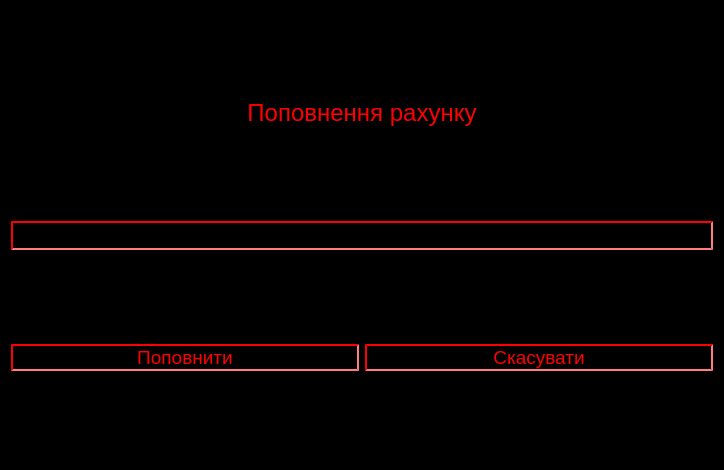
Old version of the form frontend/put_money.ui in the repository Anoromi/upa_atm.
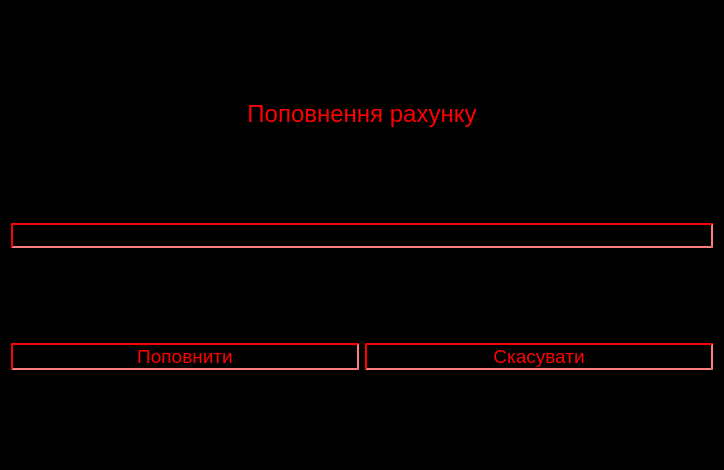
New version of the form.

Patch:
```diff
--- a/frontend/put_money.ui
+++ b/frontend/put_money.ui
@@ -117,16 +117,10 @@
     </widget>
    </item>
    <item row="1" column="0" colspan="2">
-    <widget class="QLineEdit" name="moneyLine">
-     <property name="sizePolicy">
-      <sizepolicy hsizetype="Expanding" vsizetype="Fixed">
-       <horstretch>0</horstretch>
-       <verstretch>0</verstretch>
-      </sizepolicy>
-     </property>
+    <widget class="QLineEdit" name="money">
      <property name="font">
       <font>
-       <pointsize>14</pointsize>
+       <pointsize>12</pointsize>
       </font>
      </property>
      <property name="focusPolicy">
@@ -144,9 +138,6 @@
 }
 </string>
      </property>
-     <property name="text">
-      <string/>
-     </property>
     </widget>
    </item>
   </layout>
```
Left out of the diff: 14 changed lines with no effect on the pictures.
